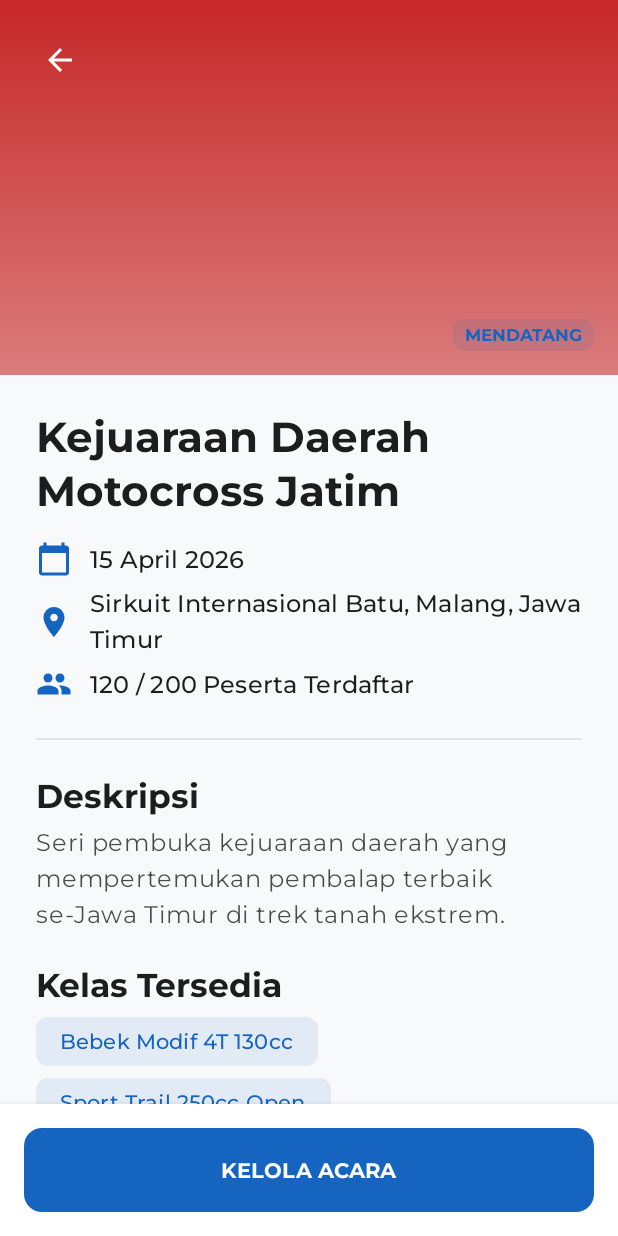
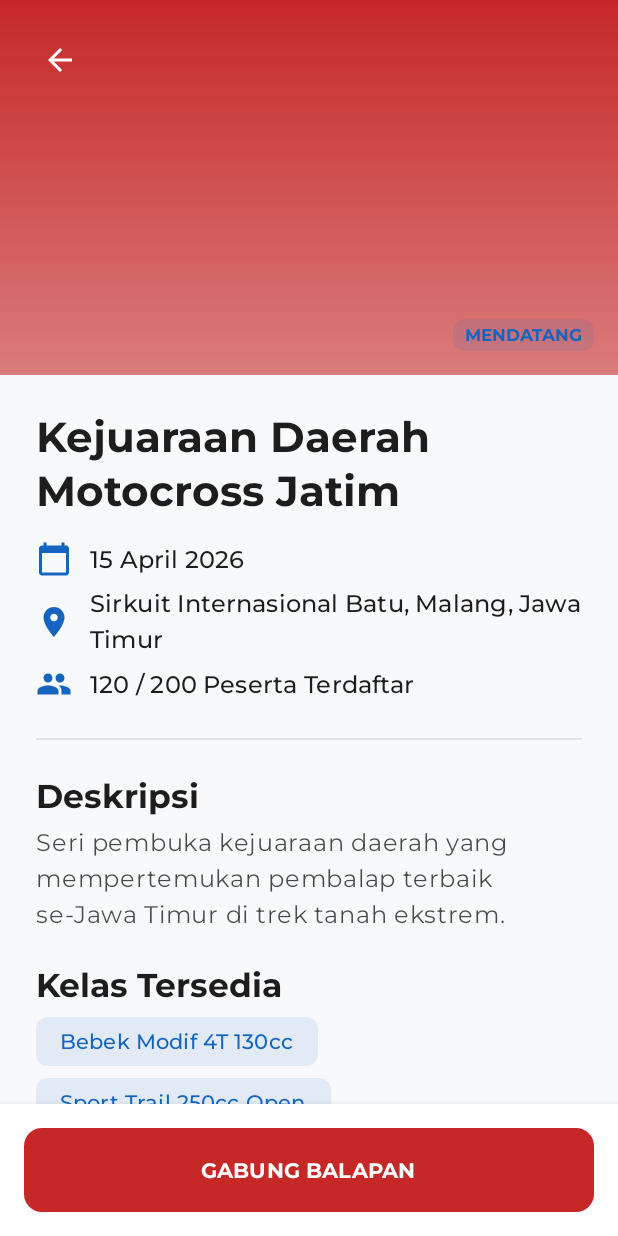
Before and after one commit to tinodewa/taptrack-app, an Android app built with Jetpack Compose: the composable EventDiscoveryScreen shown on its own in the app's theme, after a tap on "MENDATANG", on a phone screen of 412 x 824 dp. Run offline under Robolectric (Android 15) with nearby library versions, the phone set to English and light mode, and no system bars; our stand-ins replace Compose Multiplatform resources, Voyager.

Commit message:
feat(event-detail): implement navigation to tickets and update racer actions
This commit enhances the user flow by integrating navigation between the event discovery, event detail, and my tickets screens. It updates the dynamic action button logic to handle post-registration states and improves the UI header for better accessibility to user tickets.

- Update `DiscoveryHeader` to include a "My Tickets" navigation button.
- Modify `EventDetailScreen` and `EventDetailContent` (Compact/Expanded) to support navigation to `MyTicketsScreen`.
- Enhance `DynamicActionButton` for racers:
    - Change button text to "LIHAT TIKET" (View Ticket) after successful registration.
    - Update click logic to navigate to the tickets screen if already registered.
    - Ensure the button remains enabled if registration is successful, even if the event status is not "Upcoming".
- Adjust `EventDetailScreenModel` to default to the `RACER` role for testing/initial state.
- Refactor imports and clean up unused dependencies in affected UI components.

```diff
--- a/composeApp/src/commonMain/kotlin/com/hit/taptrack/ui/features/eventDetail/EventDetailContent.kt
+++ b/composeApp/src/commonMain/kotlin/com/hit/taptrack/ui/features/eventDetail/EventDetailContent.kt
@@ -1,26 +1,37 @@
 package com.hit.taptrack.ui.features.eventDetail
 
 import androidx.compose.foundation.background
-import androidx.compose.foundation.layout.*
+import androidx.compose.foundation.layout.Arrangement
+import androidx.compose.foundation.layout.Box
+import androidx.compose.foundation.layout.Column
+import androidx.compose.foundation.layout.Row
+import androidx.compose.foundation.layout.Spacer
+import androidx.compose.foundation.layout.fillMaxHeight
+import androidx.compose.foundation.layout.fillMaxSize
+import androidx.compose.foundation.layout.fillMaxWidth
+import androidx.compose.foundation.layout.height
+import androidx.compose.foundation.layout.padding
 import androidx.compose.foundation.rememberScrollState
 import androidx.compose.foundation.shape.RoundedCornerShape
 import androidx.compose.foundation.verticalScroll
 import androidx.compose.material.icons.Icons
 import androidx.compose.material.icons.automirrored.filled.ArrowBack
-import androidx.compose.material.icons.filled.*
-import androidx.compose.material3.*
-import androidx.compose.runtime.*
+import androidx.compose.material.icons.filled.CalendarToday
+import androidx.compose.material.icons.filled.Group
+import androidx.compose.material.icons.filled.LocationOn
+import androidx.compose.material3.Card
+import androidx.compose.material3.CardDefaults
+import androidx.compose.material3.Divider
+import androidx.compose.material3.Icon
+import androidx.compose.material3.IconButton
+import androidx.compose.material3.MaterialTheme
+import androidx.compose.material3.Surface
+import androidx.compose.material3.Text
+import androidx.compose.runtime.Composable
 import androidx.compose.ui.Alignment
 import androidx.compose.ui.Modifier
-import androidx.compose.ui.draw.clip
 import androidx.compose.ui.graphics.Brush
-import androidx.compose.ui.text.font.FontWeight
 import androidx.compose.ui.unit.dp
-import androidx.lifecycle.compose.collectAsStateWithLifecycle
-import cafe.adriel.voyager.core.screen.Screen
-import cafe.adriel.voyager.koin.koinScreenModel
-import cafe.adriel.voyager.navigator.LocalNavigator
-import cafe.adriel.voyager.navigator.currentOrThrow
 import com.hit.taptrack.data.model.EventDetailModel
 import com.hit.taptrack.ui.features.eventDetail.components.CategoryChip
 import com.hit.taptrack.ui.features.eventDetail.components.DynamicActionButton
@@ -28,8 +39,6 @@ import com.hit.taptrack.ui.features.eventDetail.components.InfoRow
 import com.hit.taptrack.ui.features.eventDetail.states.EventDetailEvent
 import com.hit.taptrack.ui.features.eventDetail.states.EventDetailUiState
 import com.hit.taptrack.ui.features.eventDiscovery.components.StatusBadge
-import com.hit.taptrack.ui.shared.RmsScaffold
-import org.koin.core.parameter.parametersOf // Penting untuk inject parameter
 
 // --- TAMPILAN MOBILE ---
 @Composable
@@ -37,7 +46,8 @@ fun EventDetailCompact(
     detail: EventDetailModel,
     uiState: EventDetailUiState,
     onEvent: (EventDetailEvent) -> Unit,
-    onBackClick: () -> Unit
+    onBackClick: () -> Unit,
+    onNavigateToTickets: () -> Unit
 ) {
     Box(modifier = Modifier.fillMaxSize()) {
         Column(
@@ -108,7 +118,7 @@ fun EventDetailCompact(
             shadowElevation = 8.dp
         ) {
             Box(modifier = Modifier.padding(16.dp)) {
-                DynamicActionButton(uiState, onEvent)
+                DynamicActionButton(uiState, onEvent, onNavigateToTickets)
             }
         }
     }
@@ -120,7 +130,8 @@ fun EventDetailExpanded(
     detail: EventDetailModel,
     uiState: EventDetailUiState,
     onEvent: (EventDetailEvent) -> Unit,
-    onBackClick: () -> Unit
+    onBackClick: () -> Unit,
+    onNavigateToTickets: () -> Unit
 ) {
     Row(modifier = Modifier.fillMaxSize().padding(24.dp), horizontalArrangement = Arrangement.spacedBy(24.dp)) {
         // Kiri: Hero & Info Utama
@@ -174,7 +185,7 @@ fun EventDetailExpanded(
 
                 Spacer(modifier = Modifier.weight(1f)) // Dorong tombol ke paling bawah
 
-                DynamicActionButton(uiState, onEvent)
+                DynamicActionButton(uiState, onEvent, onNavigateToTickets)
             }
         }
     }
--- a/composeApp/src/commonMain/kotlin/com/hit/taptrack/ui/features/eventDetail/EventDetailScreen.kt
+++ b/composeApp/src/commonMain/kotlin/com/hit/taptrack/ui/features/eventDetail/EventDetailScreen.kt
@@ -1,28 +1,26 @@
 package com.hit.taptrack.ui.features.eventDetail
 
-import androidx.compose.foundation.background
-import androidx.compose.foundation.layout.*
-import androidx.compose.foundation.rememberScrollState
-import androidx.compose.foundation.shape.RoundedCornerShape
-import androidx.compose.foundation.verticalScroll
-import androidx.compose.material.icons.Icons
-import androidx.compose.material.icons.automirrored.filled.ArrowBack
-import androidx.compose.material.icons.filled.*
-import androidx.compose.material3.*
-import androidx.compose.runtime.*
+import androidx.compose.foundation.layout.BoxWithConstraints
+import androidx.compose.foundation.layout.fillMaxSize
+import androidx.compose.foundation.layout.padding
+import androidx.compose.material3.CircularProgressIndicator
+import androidx.compose.material3.MaterialTheme
+import androidx.compose.material3.SnackbarHostState
+import androidx.compose.runtime.Composable
+import androidx.compose.runtime.LaunchedEffect
+import androidx.compose.runtime.getValue
+import androidx.compose.runtime.remember
 import androidx.compose.ui.Alignment
 import androidx.compose.ui.Modifier
-import androidx.compose.ui.draw.clip
-import androidx.compose.ui.graphics.Brush
-import androidx.compose.ui.text.font.FontWeight
 import androidx.compose.ui.unit.dp
 import androidx.lifecycle.compose.collectAsStateWithLifecycle
 import cafe.adriel.voyager.core.screen.Screen
 import cafe.adriel.voyager.koin.koinScreenModel
 import cafe.adriel.voyager.navigator.LocalNavigator
 import cafe.adriel.voyager.navigator.currentOrThrow
+import com.hit.taptrack.ui.features.myTicket.MyTicketsScreen
 import com.hit.taptrack.ui.shared.RmsScaffold
-import org.koin.core.parameter.parametersOf // Penting untuk inject parameter
+import org.koin.core.parameter.parametersOf
 
 // Kita tambahkan parameter eventId di class Screen
 data class EventDetailScreen(val eventId: String) : Screen {
@@ -55,9 +53,21 @@ data class EventDetailScreen(val eventId: String) : Screen {
                 } else {
                     uiState.eventDetail?.let { detail ->
                         if (maxWidth < 800.dp) {
-                            EventDetailCompact(detail, uiState, screenModel::onEvent) { navigator.pop() }
+                            EventDetailCompact(
+                                detail,
+                                uiState,
+                                screenModel::onEvent,
+                                onBackClick = { navigator.pop() },
+                                onNavigateToTickets = { navigator.push(MyTicketsScreen()) }
+                            )
                         } else {
-                            EventDetailExpanded(detail, uiState, screenModel::onEvent) { navigator.pop() }
+                            EventDetailExpanded(
+                                detail,
+                                uiState,
+                                screenModel::onEvent,
+                                onBackClick = { navigator.pop() },
+                                onNavigateToTickets = { navigator.push(MyTicketsScreen()) }
+                            )
                         }
                     }
                 }
--- a/composeApp/src/commonMain/kotlin/com/hit/taptrack/ui/features/eventDetail/EventDetailScreenModel.kt
+++ b/composeApp/src/commonMain/kotlin/com/hit/taptrack/ui/features/eventDetail/EventDetailScreenModel.kt
@@ -48,7 +48,7 @@ class EventDetailScreenModel(private val eventId: String) : ScreenModel {
                 it.copy(
                     isLoading = false,
                     eventDetail = dummyDetail,
-                    userRole = UserRole.COMMITTEE // Ganti dengan userRole yang sesuai: RACER, COMMITTEE, dll.
+                    userRole = UserRole.RACER // Ganti dengan userRole yang sesuai: RACER, COMMITTEE, dll.
                 )
             }
         }
--- a/composeApp/src/commonMain/kotlin/com/hit/taptrack/ui/features/eventDetail/components/DynamicActionButton.kt
+++ b/composeApp/src/commonMain/kotlin/com/hit/taptrack/ui/features/eventDetail/components/DynamicActionButton.kt
@@ -20,15 +20,24 @@ import com.hit.taptrack.ui.features.eventDetail.states.EventDetailUiState
 
 // Komponen Logika Tombol berdasarkan Role
 @Composable
-fun DynamicActionButton(uiState: EventDetailUiState, onEvent: (EventDetailEvent) -> Unit) {
+fun DynamicActionButton(
+    uiState: EventDetailUiState,
+    onEvent: (EventDetailEvent) -> Unit,
+    onNavigateToTickets: () -> Unit
+) {
     val isUpcoming = uiState.eventDetail?.status == EventStatus.UPCOMING
 
     when (uiState.userRole) {
         UserRole.RACER -> {
             Button(
-                onClick = { onEvent(EventDetailEvent.JoinEvent) },
+                // Logika Klik: Jika sudah sukses daftar, pergi ke tiket. Jika belum, lakukan JoinEvent.
+                onClick = {
+                    if (uiState.isJoinSuccess) onNavigateToTickets()
+                    else onEvent(EventDetailEvent.JoinEvent)
+                },
                 modifier = Modifier.fillMaxWidth().height(56.dp),
-                enabled = !uiState.isJoinLoading && isUpcoming && !uiState.isJoinSuccess,
+                // Tombol aktif jika loading selesai, event upcoming, ATAU jika sudah sukses daftar
+                enabled = !uiState.isJoinLoading && (isUpcoming || uiState.isJoinSuccess),
                 shape = RoundedCornerShape(12.dp),
                 colors = ButtonDefaults.buttonColors(containerColor = MaterialTheme.colorScheme.primary)
             ) {
@@ -36,7 +45,10 @@ fun DynamicActionButton(uiState: EventDetailUiState, onEvent: (EventDetailEvent)
                     CircularProgressIndicator(color = MaterialTheme.colorScheme.onPrimary, modifier = Modifier.size(24.dp), strokeWidth = 2.dp)
                 } else {
                     Text(
-                        text = if (uiState.isJoinSuccess) "TERDAFTAR" else if (isUpcoming) "GABUNG BALAPAN" else "PENDAFTARAN DITUTUP",
+                        // Ubah teks secara dinamis
+                        text = if (uiState.isJoinSuccess) "LIHAT TIKET"
+                        else if (isUpcoming) "GABUNG BALAPAN"
+                        else "PENDAFTARAN DITUTUP",
                         style = MaterialTheme.typography.labelLarge.copy(fontWeight = FontWeight.Bold)
                     )
                 }
--- a/composeApp/src/commonMain/kotlin/com/hit/taptrack/ui/features/eventDiscovery/EventDiscoveryScreen.kt
+++ b/composeApp/src/commonMain/kotlin/com/hit/taptrack/ui/features/eventDiscovery/EventDiscoveryScreen.kt
@@ -22,6 +22,7 @@ import com.hit.taptrack.ui.features.eventDetail.EventDetailScreen
 import com.hit.taptrack.ui.features.eventDiscovery.components.DiscoveryHeader
 import com.hit.taptrack.ui.features.eventDiscovery.components.DiscoveryTabs
 import com.hit.taptrack.ui.features.eventDiscovery.states.EventDiscoveryEvent
+import com.hit.taptrack.ui.features.myTicket.MyTicketsScreen
 import com.hit.taptrack.ui.shared.RmsScaffold
 
 class EventDiscoveryScreen : Screen {
@@ -41,7 +42,9 @@ class EventDiscoveryScreen : Screen {
                     .padding(innerPadding)
             ) {
                 // Header Global (App Bar Custom)
-                DiscoveryHeader()
+                DiscoveryHeader(
+                    { navigator.push(MyTicketsScreen()) }
+                )
 
                 // Tab Navigasi Sesuai SKPL (Mendatang, Berlangsung, Selesai)
                 DiscoveryTabs(
--- a/composeApp/src/commonMain/kotlin/com/hit/taptrack/ui/features/eventDiscovery/components/DiscoveryHeader.kt
+++ b/composeApp/src/commonMain/kotlin/com/hit/taptrack/ui/features/eventDiscovery/components/DiscoveryHeader.kt
@@ -19,9 +19,10 @@ import androidx.compose.ui.Alignment
 import androidx.compose.ui.Modifier
 import androidx.compose.ui.draw.clip
 import androidx.compose.ui.unit.dp
+import androidx.compose.material.icons.filled.ConfirmationNumber
 
 @Composable
-fun DiscoveryHeader() {
+fun DiscoveryHeader(onTicketsClick: () -> Unit) {
     Row(
         modifier = Modifier
             .fillMaxWidth()
@@ -43,6 +44,26 @@ fun DiscoveryHeader() {
             )
         }
 
+        Row(
+            verticalAlignment = Alignment.CenterVertically,
+            horizontalArrangement = Arrangement.spacedBy(8.dp)
+        ) {
+
+            // Tombol Navigasi ke Halaman Tiket
+            IconButton(
+                onClick = onTicketsClick, // Panggil lambda di sini
+                modifier = Modifier
+                    .size(48.dp)
+                    .clip(RoundedCornerShape(12.dp))
+                    .background(MaterialTheme.colorScheme.onPrimary.copy(alpha = 0.2f))
+            ) {
+                Icon(
+                    Icons.Default.ConfirmationNumber, // Ikon tiket
+                    contentDescription = "Tiket Saya",
+                    tint = MaterialTheme.colorScheme.onPrimary
+                )
+            }
+
             // Ikon Profil (Placeholder untuk navigasi ke Profile/Settings)
             IconButton(
                 onClick = { /* TODO: Navigasi ke Profil */ },
@@ -51,7 +72,12 @@ fun DiscoveryHeader() {
                     .clip(RoundedCornerShape(12.dp))
                     .background(MaterialTheme.colorScheme.onPrimary.copy(alpha = 0.2f))
             ) {
-            Icon(Icons.Outlined.Person, contentDescription = "Profil", tint = MaterialTheme.colorScheme.onPrimary)
+                Icon(
+                    Icons.Outlined.Person,
+                    contentDescription = "Profil",
+                    tint = MaterialTheme.colorScheme.onPrimary
+                )
             }
         }
     }
+}
```
Lines whose indentation alone changed are shown as unchanged.
